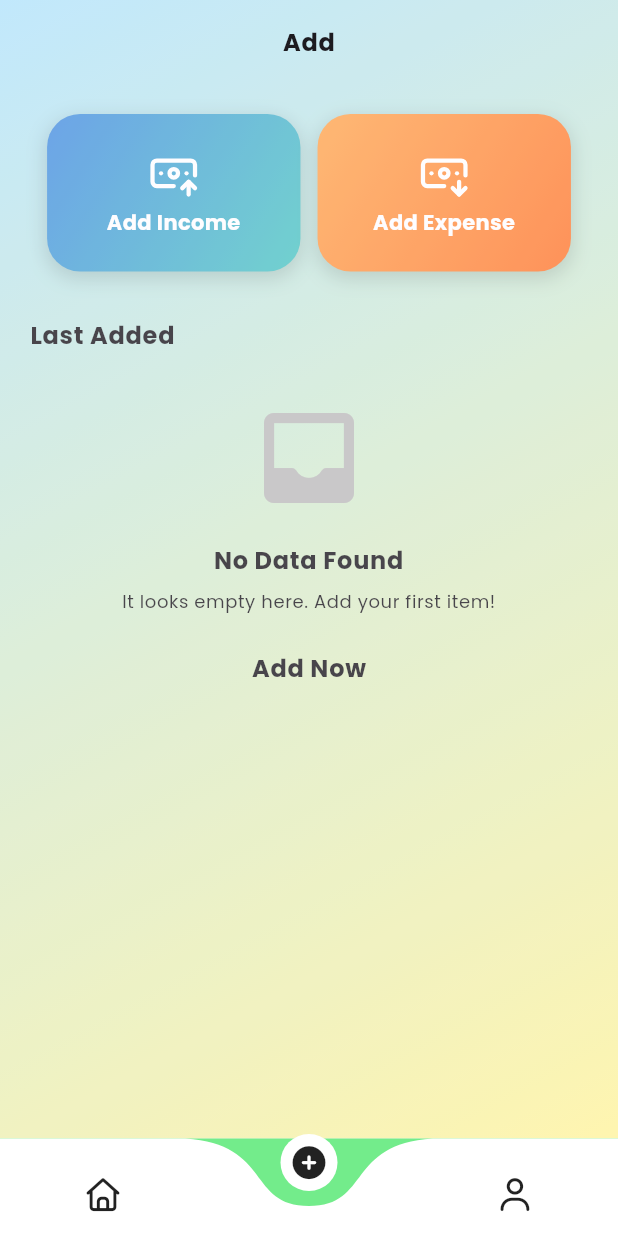
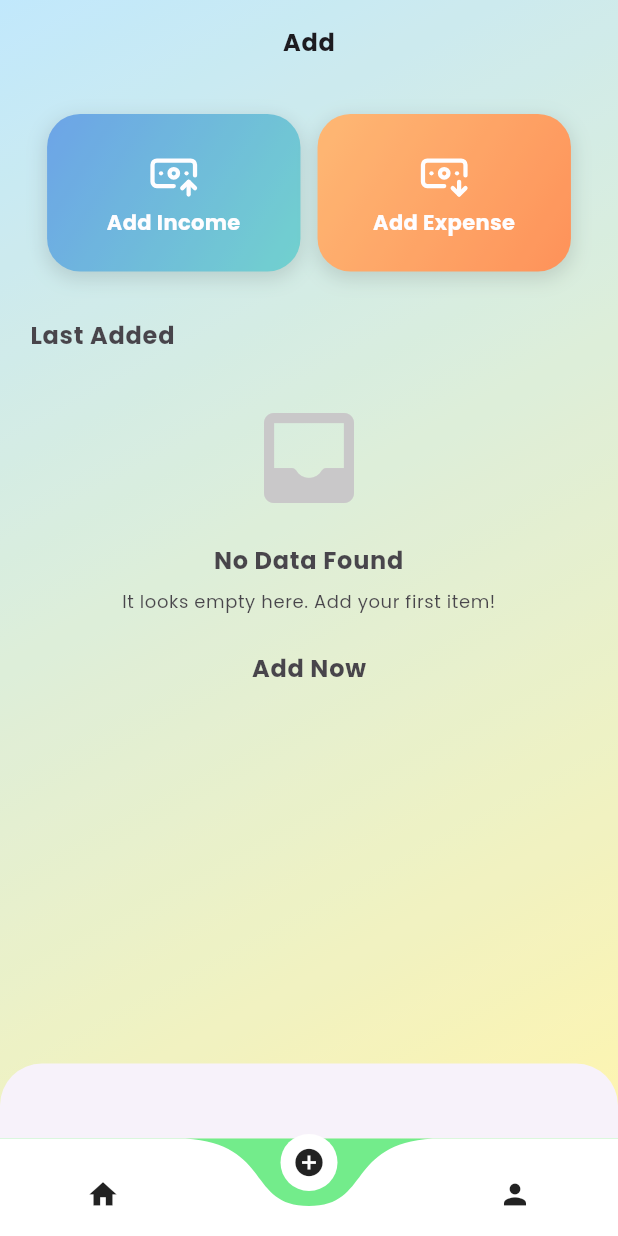
Before and after one commit to THARINDUnirmal/Expense-tracker, a Flutter app: the screen it shows once a user with an empty profile is signed in, swiped to page 2, on a phone screen of 412 x 824 dp. Run offline on Flutter 3.47's test engine with Material 3 defaults, Android fonts, the phone set to English and light mode, and no system bars; drawn by our look-alikes of curved_navigation_bar, google_mobile_ads; our stand-ins replace cloud_firestore, connectivity_plus, firebase_auth, firebase_core, fl_chart, flutter_svg and 8 more; missing offline and left inert: animated_gradient_text; accounts and stored records are empty; network calls fail.

Commit message:
navigation issue fix

```diff
--- a/lib/view/screens/main_screen.dart
+++ b/lib/view/screens/main_screen.dart
@@ -1,25 +1,32 @@
 import 'package:curved_navigation_bar/curved_navigation_bar.dart';
+import 'package:expenzes/view/screens/main_screens/add_screen.dart';
 import 'package:expenzes/view/screens/main_screens/home_screen.dart';
 import 'package:expenzes/view/screens/main_screens/user_screen.dart';
-import 'package:expenzes/view/screens/main_screens/add_screen.dart';
 import 'package:flutter/material.dart';
-import 'package:font_awesome_flutter/font_awesome_flutter.dart';
 
 class MainScreen extends StatefulWidget {
-  const MainScreen({super.key});
+  final int initialIndex; // NEW
+  const MainScreen({super.key, this.initialIndex = 0});
 
   @override
   State<MainScreen> createState() => _MainScreenState();
 }
 
 class _MainScreenState extends State<MainScreen> {
-  int _curruntIndex = 0;
-  final PageController _pageController = PageController();
+  late int _curruntIndex;
+  late PageController _pageController;
+
+  @override
+  void initState() {
+    super.initState();
+    _curruntIndex = widget.initialIndex;
+    _pageController = PageController(initialPage: widget.initialIndex);
+  }
 
   @override
   void dispose() {
+    _pageController.dispose();
     super.dispose();
-    _pageController.dispose();
   }
 
   @override
@@ -32,23 +39,22 @@ class _MainScreenState extends State<MainScreen> {
         backgroundColor: Color(0xff73EC8B),
         onTap: (value) {
           setState(() {
+            _curruntIndex = value;
             _pageController.jumpToPage(value);
           });
         },
-        items: [
-          Icon(FontAwesomeIcons.house, size: 22),
-          Icon(FontAwesomeIcons.circlePlus, size: 22),
-          Icon(FontAwesomeIcons.user, size: 22),
+        items: const [
+          Icon(Icons.home, size: 22),
+          Icon(Icons.add_circle, size: 22),
+          Icon(Icons.person, size: 22),
         ],
       ),
       body: PageView(
+        controller: _pageController,
         onPageChanged: (value) {
-          setState(() {
-            _curruntIndex = value;
-          });
+          setState(() => _curruntIndex = value);
         },
-        controller: _pageController,
-        children: [HomeScreen(), AddScreen(), UserScreen()],
+        children: const [HomeScreen(), AddScreen(), UserScreen()],
       ),
     );
   }
--- a/lib/view/screens/main_screens/add_screen.dart
+++ b/lib/view/screens/main_screens/add_screen.dart
@@ -8,6 +8,7 @@ import 'package:expenzes/widgets/reuseble_widgets/single_data_card.dart';
 import 'package:firebase_auth/firebase_auth.dart';
 import 'package:flutter/material.dart';
 import 'package:go_router/go_router.dart';
+import 'package:google_mobile_ads/google_mobile_ads.dart';
 
 class AddScreen extends StatefulWidget {
   const AddScreen({super.key});
@@ -21,6 +22,9 @@ class _AddScreenState extends State<AddScreen>
   User? curruntUser;
   late AnimationController _controller;
   late Animation<double> _animation;
+  BannerAd? _bannerAd;
+  // Set to true to use Google's test ad (always use this during development)
+  final bool _useTestAds = false;
 
   void userSet() {
     User? userData = FirebaseAuthServices().curruntUserData;
@@ -34,6 +38,25 @@ class _AddScreenState extends State<AddScreen>
     super.initState();
     userSet();
 
+    // Initialize banner ad
+    final String adUnitId = _useTestAds
+        ? 'ca-app-pub-3940256099942544/6300978111' // Google test ad
+        : 'ca-app-pub-3718682109484928/3605287211'; //real ad unit
+
+    _bannerAd = BannerAd(
+      size: AdSize.banner,
+      adUnitId: adUnitId,
+      request: const AdRequest(),
+      listener: BannerAdListener(
+        onAdLoaded: (ad) {
+          setState(() {}); // Refresh to display the ad
+        },
+        onAdFailedToLoad: (ad, error) {
+          ad.dispose();
+        },
+      ),
+    )..load();
+
     //animations
     _controller = AnimationController(
       vsync: this,
@@ -46,12 +69,20 @@ class _AddScreenState extends State<AddScreen>
   @override
   void dispose() {
     super.dispose();
+    _bannerAd?.dispose();
     _controller.dispose();
   }
 
   @override
   Widget build(BuildContext context) {
     return Scaffold(
+      bottomSheet: _bannerAd == null
+          ? const SizedBox()
+          : SizedBox(
+              height: _bannerAd!.size.height.toDouble(),
+              width: double.infinity,
+              child: AdWidget(ad: _bannerAd!),
+            ),
       extendBodyBehindAppBar: true,
       appBar: AppBar(
         centerTitle: true,
--- a/lib/view/screens/main_screens/user_screen.dart
+++ b/lib/view/screens/main_screens/user_screen.dart
@@ -183,6 +183,7 @@ class _UserScreenState extends State<UserScreen>
       extendBodyBehindAppBar: true,
       backgroundColor: Colors.grey.shade100,
       appBar: AppBar(
+        automaticallyImplyLeading: false,
         elevation: 0,
         backgroundColor: Colors.transparent,
         title: Text(
--- a/lib/view/screens/sub_screens/about_me_screen.dart
+++ b/lib/view/screens/sub_screens/about_me_screen.dart
@@ -1,4 +1,3 @@
-import 'package:expenzes/routes/app_routes.dart';
 import 'package:flutter/material.dart';
 import 'package:font_awesome_flutter/font_awesome_flutter.dart';
 import 'package:go_router/go_router.dart';
--- a/lib/view/screens/sub_screens/all_categeory_screen.dart
+++ b/lib/view/screens/sub_screens/all_categeory_screen.dart
@@ -20,7 +20,7 @@ class _AllCategeoryScreenState extends State<AllCategeoryScreen>
 
   BannerAd? _bannerAd;
   // Set to true to use Google's test ad (always use this during development)
-  final bool _useTestAds = true;
+  final bool _useTestAds = false;
 
   @override
   void initState() {
@@ -69,7 +69,7 @@ class _AllCategeoryScreenState extends State<AllCategeoryScreen>
           ? const SizedBox()
           : SizedBox(
               height: _bannerAd!.size.height.toDouble(),
-              width: _bannerAd!.size.width.toDouble(),
+              width: double.infinity,
               child: AdWidget(ad: _bannerAd!),
             ),
       appBar: AppBar(
--- a/lib/view/screens/sub_screens/empty_notifications_Screen.dart
+++ b/lib/view/screens/sub_screens/empty_notifications_Screen.dart
@@ -19,7 +19,7 @@ class _EmptyNotificationsScreenState extends State<EmptyNotificationsScreen>
   BannerAd? _bannerAd;
 
   // Set to true to use Google's test ad (always use this during development)
-  final bool _useTestAds = true;
+  final bool _useTestAds = false;
 
   @override
   void initState() {
@@ -67,7 +67,7 @@ class _EmptyNotificationsScreenState extends State<EmptyNotificationsScreen>
           ? const SizedBox()
           : SizedBox(
               height: _bannerAd!.size.height.toDouble(),
-              width: _bannerAd!.size.width.toDouble(),
+              width: double.infinity,
               child: AdWidget(ad: _bannerAd!),
             ),
       extendBodyBehindAppBar: true,
--- a/lib/view/screens/sub_screens/pie_chart_screen.dart
+++ b/lib/view/screens/sub_screens/pie_chart_screen.dart
@@ -21,7 +21,7 @@ class _PieChartScreenState extends State<PieChartScreen>
   late Animation<double> _animation;
   BannerAd? _bannerAd;
   // Set to true to use Google's test ad (always use this during development)
-  final bool _useTestAds = true;
+  final bool _useTestAds = false;
 
   @override
   void initState() {
@@ -95,7 +95,7 @@ class _PieChartScreenState extends State<PieChartScreen>
           ? const SizedBox()
           : SizedBox(
               height: _bannerAd!.size.height.toDouble(),
-              width: _bannerAd!.size.width.toDouble(),
+              width: double.infinity,
               child: AdWidget(ad: _bannerAd!),
             ),
       body: FadeTransition(
--- a/lib/view/screens/sub_screens/single_categeory_screen.dart
+++ b/lib/view/screens/sub_screens/single_categeory_screen.dart
@@ -28,7 +28,7 @@ class _SingleCategeoryScreenState extends State<SingleCategeoryScreen> {
 
   BannerAd? _bannerAd;
   // Set to true to use Google's test ad (always use this during development)
-  final bool _useTestAds = true;
+  final bool _useTestAds = false;
 
   @override
   void initState() {
@@ -113,7 +113,7 @@ class _SingleCategeoryScreenState extends State<SingleCategeoryScreen> {
           ? const SizedBox()
           : SizedBox(
               height: _bannerAd!.size.height.toDouble(),
-              width: _bannerAd!.size.width.toDouble(),
+              width: double.infinity,
               child: AdWidget(ad: _bannerAd!),
             ),
       appBar: AppBar(
--- a/lib/view/screens/sub_screens/single_data_screen.dart
+++ b/lib/view/screens/sub_screens/single_data_screen.dart
@@ -17,6 +17,7 @@ class SingleDataScreen extends StatefulWidget {
 class _SingleDataScreenState extends State<SingleDataScreen> {
   BannerAd? _bannerAd;
   // Set to true to use Google's test ad (always use this during development)
+  final bool _useTestAds = false;
 
   @override
   void initState() {
@@ -47,7 +48,6 @@ class _SingleDataScreenState extends State<SingleDataScreen> {
     super.dispose();
   }
 
-  final bool _useTestAds = true;
   @override
   Widget build(BuildContext context) {
     return Scaffold(
@@ -56,7 +56,7 @@ class _SingleDataScreenState extends State<SingleDataScreen> {
           ? const SizedBox()
           : SizedBox(
               height: _bannerAd!.size.height.toDouble(),
-              width: _bannerAd!.size.width.toDouble(),
+              width: double.infinity,
               child: AdWidget(ad: _bannerAd!),
             ),
       body: Stack(
--- a/lib/view/screens/sub_screens/summary_screen.dart
+++ b/lib/view/screens/sub_screens/summary_screen.dart
@@ -17,7 +17,7 @@ class _SummaryScreenState extends State<SummaryScreen>
   late Animation<double> _animation;
   BannerAd? _bannerAd;
   // Set to true to use Google's test ad (always use this during development)
-  final bool _useTestAds = true;
+  final bool _useTestAds = false;
 
   @override
   void initState() {
@@ -75,7 +75,7 @@ class _SummaryScreenState extends State<SummaryScreen>
           ? const SizedBox()
           : SizedBox(
               height: _bannerAd!.size.height.toDouble(),
-              width: _bannerAd!.size.width.toDouble(),
+              width: double.infinity,
               child: AdWidget(ad: _bannerAd!),
             ),
       body: FadeTransition(
--- a/lib/view/screens/sub_screens/user_profile_screen.dart
+++ b/lib/view/screens/sub_screens/user_profile_screen.dart
@@ -72,7 +72,7 @@ class _UserProfileScreenState extends State<UserProfileScreen>
       extendBodyBehindAppBar: true,
       appBar: AppBar(
         leading: GestureDetector(
-          onTap: () => GoRouter.of(context).pop(),
+          onTap: () => GoRouter.of(context).go("/MainScreen/2"),
           child: Container(
             padding: EdgeInsets.all(12),
             decoration: BoxDecoration(
```
Also changed, not shown: lib/routes/app_routes.dart (+30 -35 lines), lib/view/screens/main_screens/home_screen.dart (+5 -7 lines).
